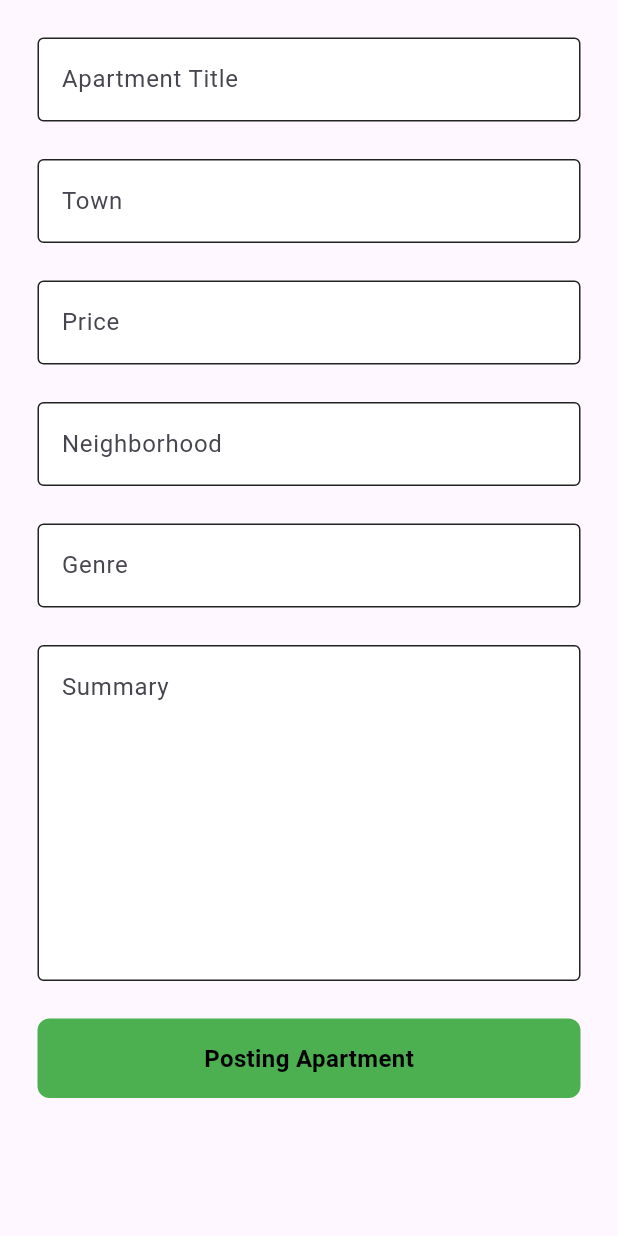
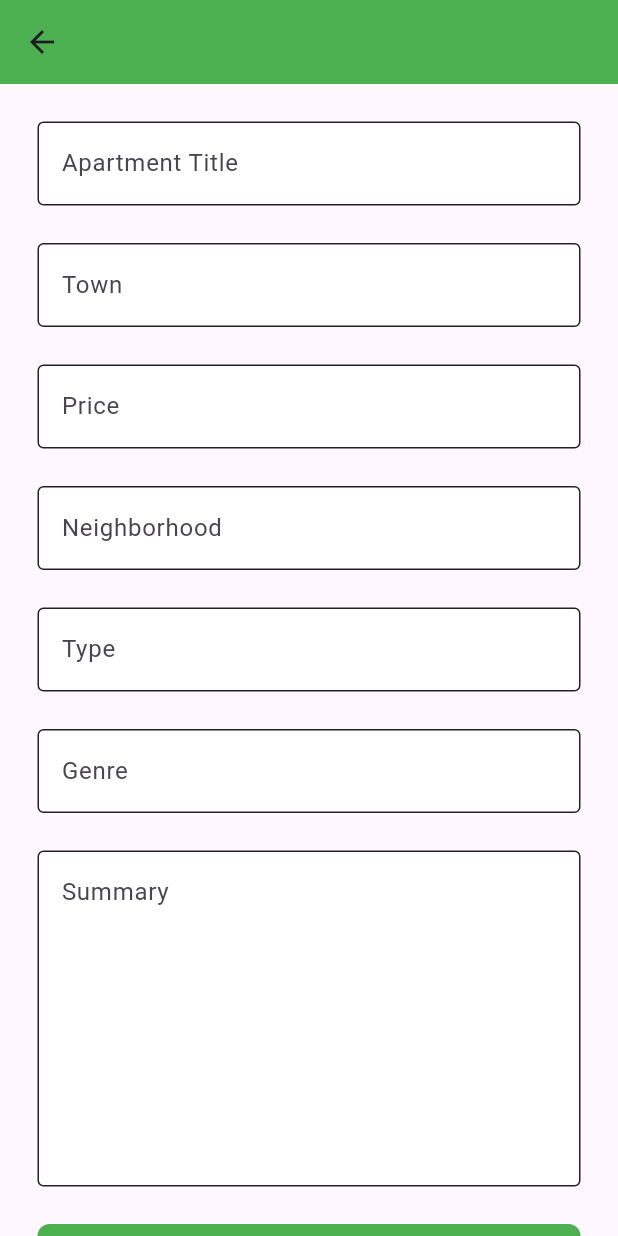
Before and after one commit to benjaminCMD/upr-housing, a Flutter app: the PostingAptApp screen opened directly, on a phone screen of 412 x 824 dp. Run offline on Flutter 3.47's test engine with Material 3 defaults, Android fonts, the phone set to English and light mode, and no system bars; our stand-ins replace cloud_firestore, firebase_auth, firebase_core; accounts and stored records are empty; network calls fail.

Commit message:
Fixed pixel overflow and added 'type' field for apartments in the posting page.

```diff
--- a/lib/model/apartments.dart
+++ b/lib/model/apartments.dart
@@ -4,12 +4,13 @@ import 'dart:math';
 import 'package:cloud_firestore/cloud_firestore.dart';
 
 class Apartment {
-  Future<void> addApartment(aTitle, aTown, aPrice, aNeighborhood,aGenre,aSummary, uID) async {
+  Future<void> addApartment(aTitle, aTown, aPrice, aNeighborhood, aType, aGenre,aSummary, uID) async {
     DocumentReference<Map<String, dynamic>> docRef = await FirebaseFirestore.instance.collection('Apartments').add({
       'Apartment_title': aTitle,
       'Town': aTown,
       'Price': aPrice,
       'Neighborhood': aNeighborhood,
+      'Type': aType,
       'Genre':aGenre,
       'Summary':aSummary,
       'uID' : uID,
--- a/lib/pages/auth_page.dart
+++ b/lib/pages/auth_page.dart
@@ -18,7 +18,8 @@ class AuthPage extends StatelessWidget {
         builder: (context, snapshot) {
 
           if (snapshot.hasData) {
-            return HomePageApp(); // if you are working on different page, change it here
+           // return HomePageApp(); // if you are working on different page, change it here
+           return PostingAptApp();
           }
 
           else {
--- a/lib/pages/posting_Apt.dart
+++ b/lib/pages/posting_Apt.dart
@@ -20,6 +20,7 @@ class PostingAptAppState extends State<PostingAptApp> {
   TextEditingController aTownController = TextEditingController();
   TextEditingController aNeighborhoodController = TextEditingController();
   TextEditingController aPriceController = TextEditingController();
+  TextEditingController aType = TextEditingController();
   TextEditingController aGenre = TextEditingController();
   TextEditingController aSummary = TextEditingController();
 
@@ -28,9 +29,13 @@ class PostingAptAppState extends State<PostingAptApp> {
   @override
   Widget build(BuildContext context) {
     return Scaffold(
+      appBar: AppBar(
+        // When transitions are implemented the back arrow icon should appear
+        backgroundColor: Color(0xFF4CAF50),
+      ),
         body: SafeArea(
             child: Center(
-                child: Column(
+                child: ListView(
       children: [
         const SizedBox(height: 25),
         MyTextField(
@@ -52,6 +57,11 @@ class PostingAptAppState extends State<PostingAptApp> {
             obscureText: false),
         const SizedBox(height: 25),
         MyTextField(
+            controller: aType,
+            hintText: 'Type',
+            obscureText: false),
+        const SizedBox(height: 25),
+        MyTextField(
             controller: aGenre,
             hintText: 'Genre',
             obscureText: false),
@@ -68,6 +78,7 @@ class PostingAptAppState extends State<PostingAptApp> {
                   aTownController.text.trim().isEmpty ||
                   aPriceController.text.trim().isEmpty ||
                   aNeighborhoodController.text.trim().isEmpty||
+                  aType.text.trim().isEmpty||
                   aGenre.text.trim().isEmpty||
                   aSummary.text.trim().isEmpty) {
                 ScaffoldMessenger.of(context).showSnackBar(
@@ -82,6 +93,7 @@ class PostingAptAppState extends State<PostingAptApp> {
                   aTownController.text,
                   aPriceController.text,
                   aNeighborhoodController.text,
+                  aType.text,
                   aGenre.text,
                   aSummary.text,
                   FirebaseAuth.instance.currentUser!.uid
@@ -94,7 +106,8 @@ class PostingAptAppState extends State<PostingAptApp> {
                 // );
               }
             },
-            text: "Posting Apartment"),
+            text: "Post Apartment"),
+            const SizedBox(height: 20),
       ],
     ))));
   }
```
